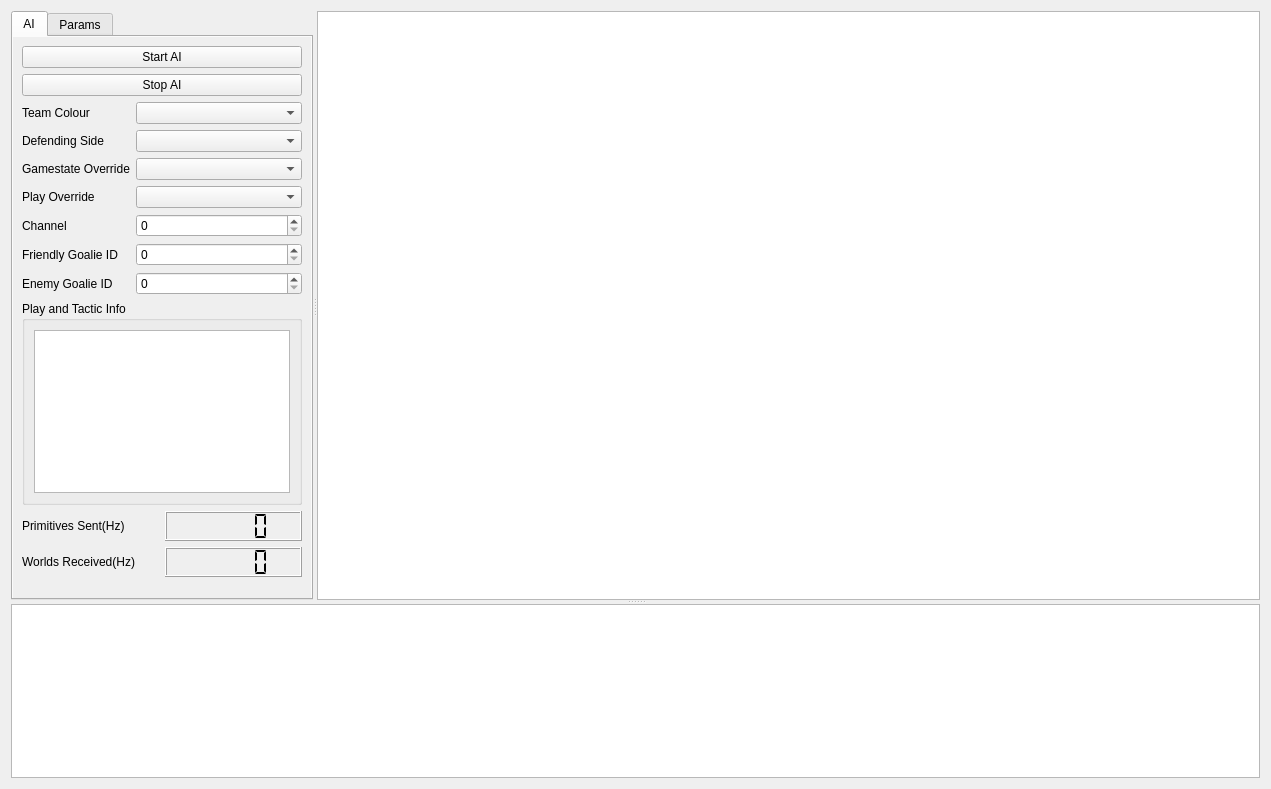
Old version of the form src/software/gui/full_system/ui/main_widget.ui in the repository UBC-Thunderbots/Software.
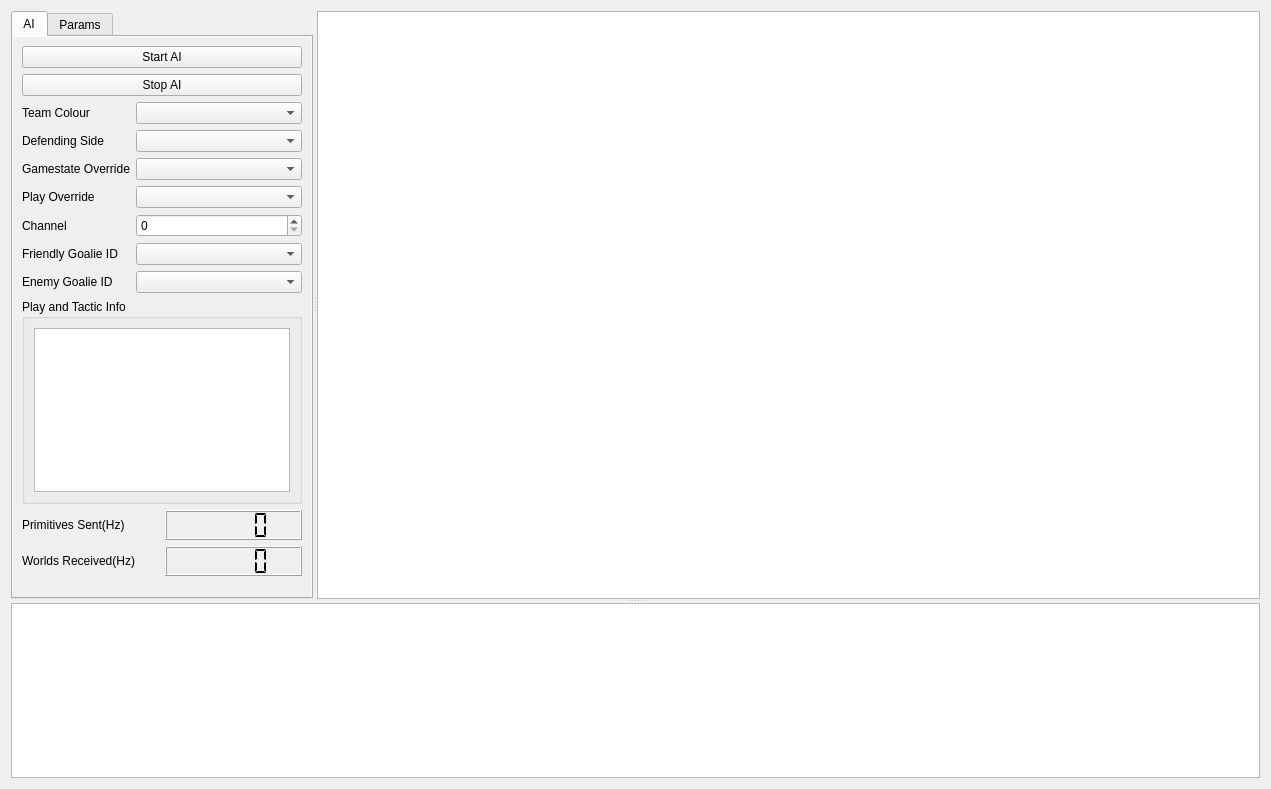
New version of the form. Custom widgets are drawn as their Qt base class.

Commit message: Changed friendly_goalie_id and enemy_goalie_id spin boxes to combo boxes in GUI and added methods for them in ai_control file (#1794)

What changed in the file:
```diff
--- a/src/software/gui/full_system/ui/main_widget.ui
+++ b/src/software/gui/full_system/ui/main_widget.ui
@@ -146,25 +146,25 @@
            <item row="4" column="1">
             <widget class="QSpinBox" name="channel_spin_box"/>
            </item>
-           <item row="5" column="0">
+           <item row="7" column="0">
             <widget class="QLabel" name="friendly_goalie_id_label">
              <property name="text">
               <string>Friendly Goalie ID</string>
              </property>
             </widget>
            </item>
-           <item row="5" column="1">
-            <widget class="QSpinBox" name="friendly_goalie_id_spin_box"/>
-           </item>
-           <item row="6" column="0">
+           <item row="8" column="0">
             <widget class="QLabel" name="enemy_goalie_id_label">
              <property name="text">
               <string>Enemy Goalie ID</string>
              </property>
             </widget>
            </item>
-           <item row="6" column="1">
-            <widget class="QSpinBox" name="enemy_goalie_id_spin_box"/>
+           <item row="7" column="1">
+            <widget class="QComboBox" name="friendly_goalie_id_combo_box"/>
+           </item>
+           <item row="8" column="1">
+            <widget class="QComboBox" name="enemy_goalie_id_combo_box"/>
            </item>
           </layout>
          </item>
@@ -183,8 +183,8 @@
                <string>&lt;!DOCTYPE HTML PUBLIC &quot;-//W3C//DTD HTML 4.0//EN&quot; &quot;http://www.w3.org/TR/REC-html40/strict.dtd&quot;&gt;
 &lt;html&gt;&lt;head&gt;&lt;meta name=&quot;qrichtext&quot; content=&quot;1&quot; /&gt;&lt;style type=&quot;text/css&quot;&gt;
 p, li { white-space: pre-wrap; }
-&lt;/style&gt;&lt;/head&gt;&lt;body style=&quot; font-family:'Sans Serif'; font-size:9pt; font-weight:400; font-style:normal;&quot;&gt;
-&lt;p style=&quot;-qt-paragraph-type:empty; margin-top:0px; margin-bottom:0px; margin-left:0px; margin-right:0px; -qt-block-indent:0; text-indent:0px;&quot;&gt;&lt;br /&gt;&lt;/p&gt;&lt;/body&gt;&lt;/html&gt;</string>
+&lt;/style&gt;&lt;/head&gt;&lt;body style=&quot; font-family:'Ubuntu'; font-size:11pt; font-weight:400; font-style:normal;&quot;&gt;
+&lt;p style=&quot;-qt-paragraph-type:empty; margin-top:0px; margin-bottom:0px; margin-left:0px; margin-right:0px; -qt-block-indent:0; text-indent:0px; font-family:'Sans Serif'; font-size:9pt;&quot;&gt;&lt;br /&gt;&lt;/p&gt;&lt;/body&gt;&lt;/html&gt;</string>
               </property>
              </widget>
             </item>
```
Left out of the diff: 12 changed lines with no effect on the pictures. The commit also changes 5 other files.
